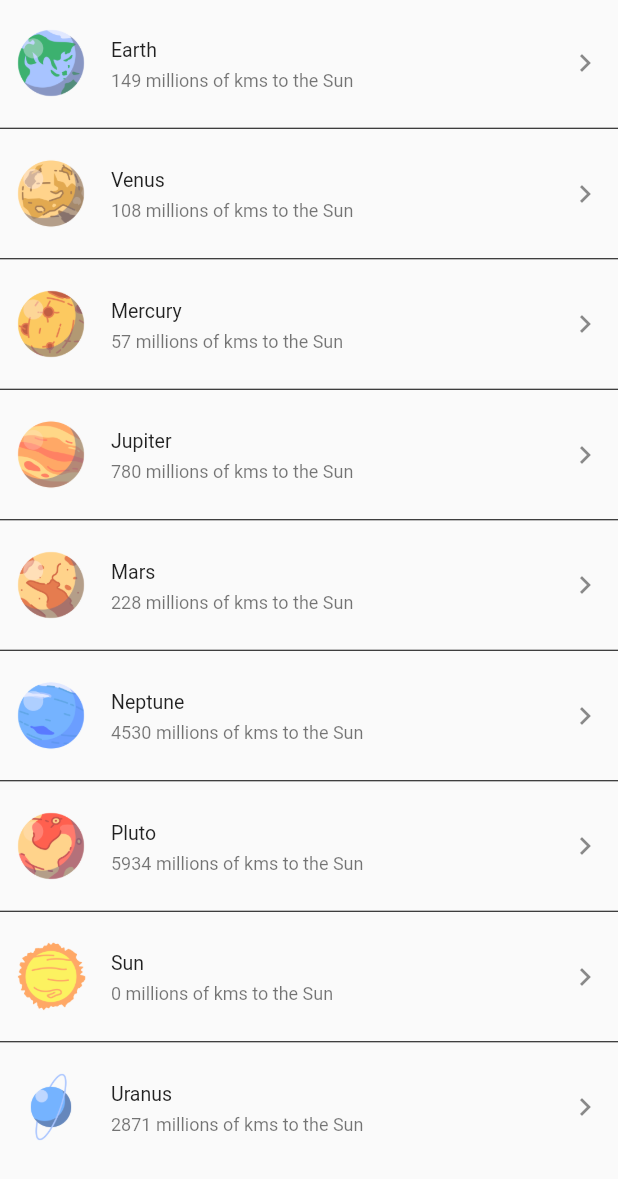
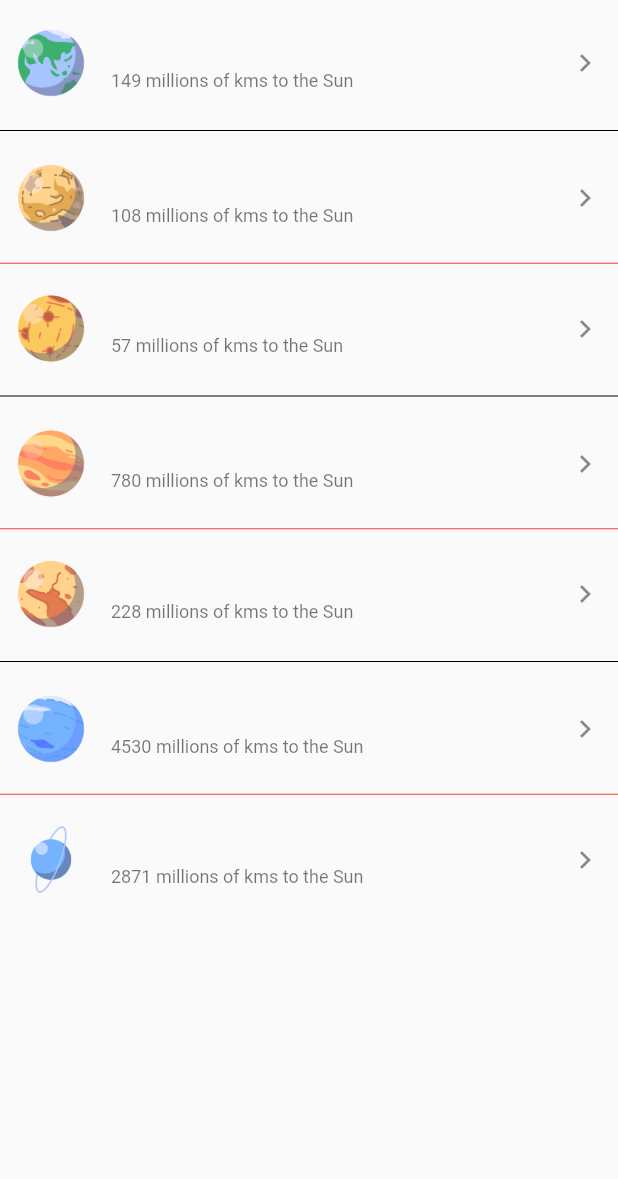
Before and after one commit to jasato89/solar-system-public2, a Flutter app: the screen it shows after launch, on a phone screen of 412 x 824 dp. Shown: the top 1179 px of the screen. Run offline on Flutter 3.47's test engine with Material 2 defaults, Android fonts, the phone set to English and light mode, and no system bars; missing offline and left inert: strings.

Commit message:
Iteracion 4

```diff
--- /dev/null
+++ b/lib/detailView.dart
@@ -0,0 +1,16 @@
+import 'package:flutter/material.dart';
+
+class DetailView extends StatelessWidget {
+  @override
+  Widget build(BuildContext context) {
+    return MaterialApp(
+      title: 'Details',
+      home: Scaffold(
+        appBar: AppBar(
+          leading: Icon(Icons.keyboard_arrow_left),
+          title: Text('Planet Details'), centerTitle: true,
+        ),
+      body: Image.asset("resources/images/mars.png")),
+    );
+  }
+}
--- a/lib/main.dart
+++ b/lib/main.dart
@@ -5,18 +5,13 @@ void main() {
   runApp(SolarSystem());
 }
 
-class SolarSystem extends StatefulWidget {
-  @override
-  _SolarSystemState createState() => _SolarSystemState();
-}
 
-class _SolarSystemState extends State<SolarSystem> {
-
+class SolarSystem extends StatelessWidget {
   PlanetProvider provider = PlanetProvider();
 
-  // This widget is the root of your application.
   @override
   Widget build(BuildContext context) {
+
     return MaterialApp(
         title: 'Solar System',
         home: Scaffold(
--- /dev/null
+++ b/lib/planet.dart
@@ -0,0 +1,8 @@
+class Planet {
+
+  String name;
+  String image;
+  int distance;
+
+  Planet(this.name, this.image, this.distance);
+}
--- a/lib/planetProvider.dart
+++ b/lib/planetProvider.dart
@@ -1,43 +1,51 @@
 import 'package:flutter/material.dart';
+import 'package:solar_system/detailView.dart';
+import 'package:solar_system/planet.dart';
+import 'package:strings/strings.dart';
 
 class PlanetProvider {
+  List<Planet> planets = [
+    Planet("earth", "earth.png", 149),
+    Planet("venus", "venus.png", 108),
+    Planet("mercury", "mercury.png", 57),
+    Planet("jupiter", "jupiter.png", 780),
+    Planet("mars", "mars.png", 228),
+    Planet("neptune", "neptune.png", 4530),
+    Planet("uranus", "uranus.png", 2871)
+  ];
 
-  final Map<String, String> planetMap = {
-    'Earth': 'earth.png',
-    'Venus': 'venus.png',
-    'Mercury': 'mercury.png',
-    'Jupiter' : 'jupiter.png',
-    'Mars' : 'mars.png',
-    'Neptune': 'neptune.png',
-    'Pluto' : 'pluto.png',
-    'Sun' : 'sun.png',
-    'Uranus': 'uranus.png',
-  };
-
-  List<int> distance = [149, 108, 57, 780, 228, 4530, 5934, 0, 2871];
+  Widget getAllPlanets() {
+    return ListView.separated(
+        itemCount: planets.length,
+        separatorBuilder: (BuildContext context, int index) {
+          if (index % 2 == 0) {
+            return Divider(
+              height: 6,
+              color: Colors.black,
+            );
+          } else {
+            return Divider(
+              height: 3,
+              color: Colors.red,
+            );
+          }
+        },
+        itemBuilder: (BuildContext context, int index) {
+          return ListTile(
+            leading: Image.asset('resources/images/${planets[index].image}'),
+            title: Text('${capitalize(planets[index].name)}'),
+            subtitle:
+                Text('${planets[index].distance} millions of kms to the Sun'),
+            trailing: Icon(Icons.keyboard_arrow_right),
+            contentPadding:
+                EdgeInsets.symmetric(vertical: 10.0, horizontal: 10.0),
+            dense: true,
+            onTap: () {
+              Navigator.push(context, MaterialPageRoute(builder: (context) => DetailView(),));
+            },
+          );
+        });
+  }
 
 
-
-
-  Widget getAllPlanets() {
-
-    return ListView.separated(
-      itemCount: planetMap.length,
-      separatorBuilder: (BuildContext context, int index) => Divider(
-        height: 3,
-        color: Colors.black,
-      ),
-      itemBuilder: (BuildContext context, int index) {
-        return ListTile(
-          leading: Image.asset('resources/images/${planetMap.values.toList()[index]}'),
-          title: Text('${planetMap.keys.toList()[index]}'),
-          subtitle: Text('${distance[index]} millions of kms to the Sun'),
-          trailing: Icon(Icons.keyboard_arrow_right),
-          contentPadding: EdgeInsets.symmetric(vertical: 10.0, horizontal: 10.0),
-          dense: true,
-        );
-      });
-
-  }
-
 }
--- a/pubspec.yaml
+++ b/pubspec.yaml
@@ -23,6 +23,8 @@ environment:
 dependencies:
   flutter:
     sdk: flutter
+
+  strings: ^0.1.4
 
 
   # The following adds the Cupertino Icons font to your application.
```
Also changed, not shown: 2 other files.
